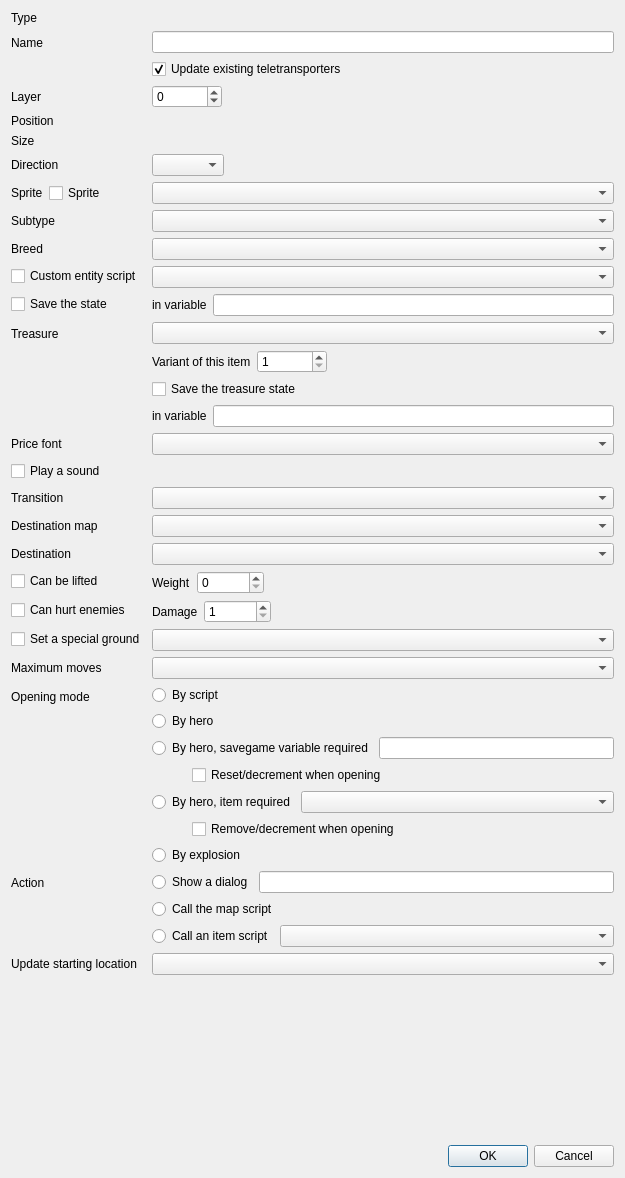
The window that src/widgets/edit_entity_dialog.ui (solarus-games/solarus-quest-editor) describes before a commit, drawn with Qt 5.
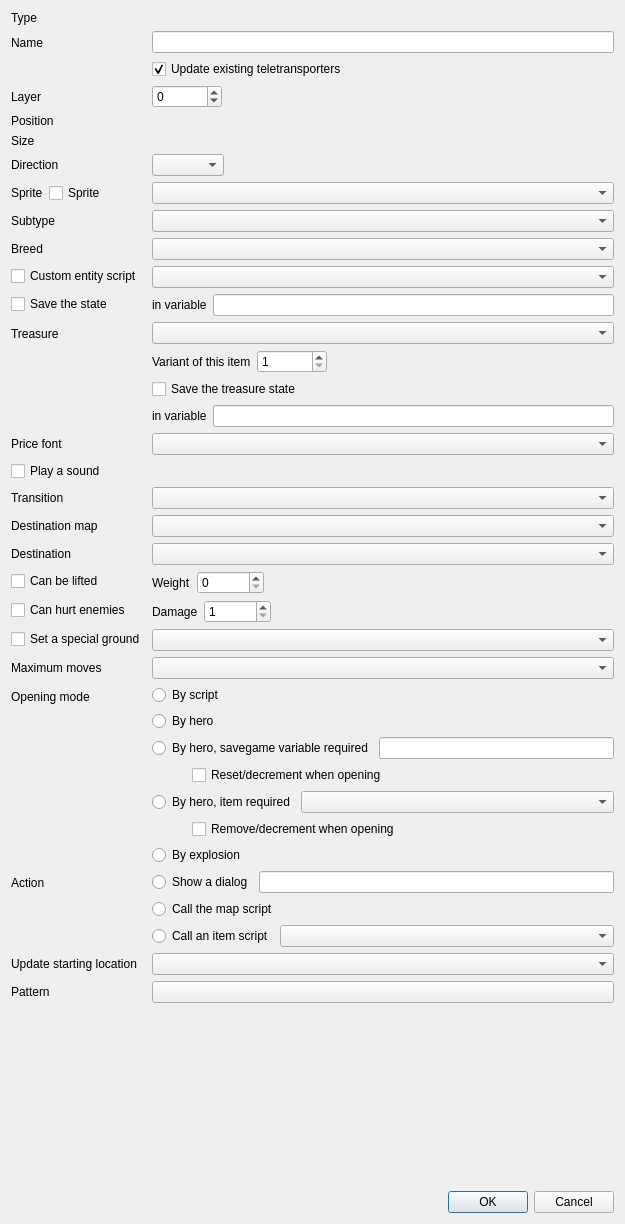
The same window after the commit. Custom widgets are drawn as their Qt base class.

Commit message: Map editor: pattern field in progress (#280)

The edit to the form file:
```diff
--- a/src/widgets/edit_entity_dialog.ui
+++ b/src/widgets/edit_entity_dialog.ui
@@ -7,7 +7,7 @@
     <x>0</x>
     <y>0</y>
     <width>625</width>
-    <height>1178</height>
+    <height>1224</height>
    </rect>
   </property>
   <property name="sizePolicy">
@@ -22,6 +22,9 @@
   <layout class="QVBoxLayout" name="verticalLayout_3">
    <item>
     <layout class="QFormLayout" name="form_layout">
+     <property name="fieldGrowthPolicy">
+      <enum>QFormLayout::AllNonFixedFieldsGrow</enum>
+     </property>
      <item row="0" column="0">
       <widget class="QLabel" name="type_label">
        <property name="text">
@@ -778,6 +781,16 @@
        </property>
       </widget>
      </item>
+     <item row="24" column="0">
+      <widget class="QLabel" name="pattern_label">
+       <property name="text">
+        <string>Pattern</string>
+       </property>
+      </widget>
+     </item>
+     <item row="24" column="1">
+      <widget class="SolarusEditor::PatternPicker" name="pattern_field"/>
+     </item>
     </layout>
    </item>
    <item>
@@ -833,6 +846,11 @@
    <header>widgets/sound_chooser.h</header>
    <container>1</container>
   </customwidget>
+  <customwidget>
+   <class>SolarusEditor::PatternPicker</class>
+   <extends>QPushButton</extends>
+   <header>widgets/pattern_picker.h</header>
+  </customwidget>
  </customwidgets>
  <resources/>
  <connections>
```
The commit also changes 6 other files.
